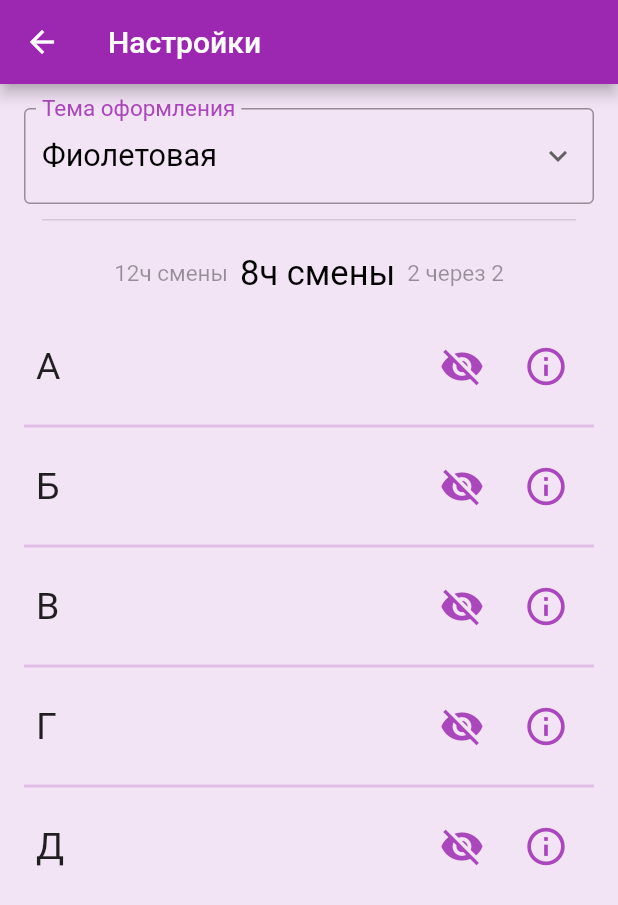
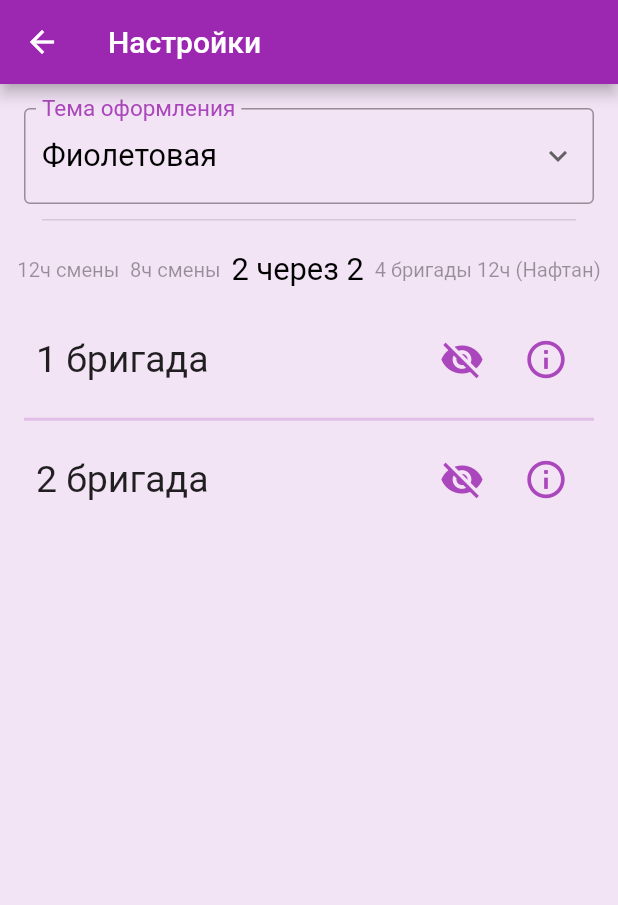
Before and after one commit to amatskevich/calendar_of_factory, a Flutter app: the ConfigurationScreen screen opened by its route, swiped to page 3, on a phone screen of 412 x 824 dp. Shown: the top 905 px of the screen. Run offline on Flutter 3.47's test engine with Material 2 defaults, Android fonts, the phone set to English and light mode, and no system bars; drawn by our look-alikes of carousel_slider; our stand-ins replace flutter_holo_date_picker, package_info_plus, shared_preferences, sqflite; missing offline and left inert: mailto; accounts and stored records are empty.

Commit message:
- Add naftan's shift - update versions

```diff
--- a/lib/add_shifts_screen/add_shifts_screen.dart
+++ b/lib/add_shifts_screen/add_shifts_screen.dart
@@ -65,7 +65,7 @@
             CustomDropdown<Timetable>(
               label: 'График',
               items: _timetables,
-              nameFunc: (Timetable t) => '${t.name} (${t.timetableNumber})',
+              nameFunc: (Timetable t) => '${t.name}' + (t.timetableNumber.isNotEmpty ? '(${t.timetableNumber})' : ''),
               func: _selectTimesheet,
             ),
             Visibility(
--- a/lib/models/timetable_type.dart
+++ b/lib/models/timetable_type.dart
@@ -1,3 +1,3 @@
 enum TimetableType {
-  TWELFTH_30, EIGHT_4, DAY_15
+  TWELFTH_30, EIGHT_4, DAY_15, TWELFTH_NAFTAN
 }
--- a/lib/providers/timetables.dart
+++ b/lib/providers/timetables.dart
@@ -39,6 +39,14 @@
     timetableNumber: "График №15",
   );
 
+  static const _timetableTwelfthNaftan = const Timetable(
+    id: 4,
+    type: TimetableType.TWELFTH_NAFTAN,
+    name: '4 бригады 12ч (Нафтан)',
+    defaultName: '4 бригады 12ч (Нафтан)',
+    timetableNumber: "",
+  );
+
   final databaseService;
 
   Timetables() : databaseService = DatabaseService() {
@@ -61,7 +69,12 @@
     });
   }
 
-  List<Timetable> get timetables => [_timetableTwelfth30, _timetableEight4, _timetableDay15];
+  List<Timetable> get timetables => [
+    _timetableTwelfth30,
+    _timetableEight4,
+    _timetableDay15,
+    _timetableTwelfthNaftan,
+  ];
 
   List<Shift> get shifts => [..._shifts];
 
@@ -239,6 +252,42 @@
       description: '',
       positions: _day15Positions,
       firstDate: DateTime(2016, 2, 20),
+    ),
+    Shift(
+      id: 12,
+      timetable: _timetableTwelfthNaftan,
+      defaultName: 'Бригада 1',
+      name: 'Бригада 1',
+      description: '',
+      positions: _twelfthNaftanPositions,
+      firstDate: DateTime(2020, 1, 2),
+    ),
+    Shift(
+      id: 13,
+      timetable: _timetableTwelfthNaftan,
+      defaultName: 'Бригада 2',
+      name: 'Бригада 2',
+      description: '',
+      positions: _twelfthNaftanPositions,
+      firstDate: DateTime(2020, 1, 8),
+    ),
+    Shift(
+      id: 14,
+      timetable: _timetableTwelfthNaftan,
+      defaultName: 'Бригада 3',
+      name: 'Бригада 3',
+      description: '',
+      positions: _twelfthNaftanPositions,
+      firstDate: DateTime(2020, 1, 6),
+    ),
+    Shift(
+      id: 15,
+      timetable: _timetableTwelfthNaftan,
+      defaultName: 'Бригада 4',
+      name: 'Бригада 4',
+      description: '',
+      positions: _twelfthNaftanPositions,
+      firstDate: DateTime(2020, 1, 4),
     ),
   ];
 
@@ -514,4 +563,103 @@
       isStartWork: false,
     ),
   ];
+
+  static const _twelfthNaftanPositions = const [
+    const Position(
+      id: 23,
+      timetableId: 4,
+      name: '1-я С УТРА',
+      sign: '8',
+      color: colorInDay,
+      workHours: 12,
+      normalHours: 8,
+      description: 'В день',
+      order: 1,
+      isStartWork: true,
+    ),
+    const Position(
+      id: 24,
+      timetableId: 4,
+      name: '2-я С УТРА',
+      sign: '8',
+      color: colorInDay,
+      workHours: 12,
+      normalHours: 8,
+      description: 'В день',
+      order: 2,
+      isStartWork: true,
+    ),
+    const Position(
+      id: 25,
+      timetableId: 4,
+      name: 'ВЫХОДНОЙ',
+      sign: '*',
+      color: colorDayOff,
+      workHours: 0,
+      normalHours: 8,
+      description: 'Выходной',
+      order: 3,
+      isStartWork: false,
+    ),
+    const Position(
+      id: 26,
+      timetableId: 4,
+      name: 'ВЫХОДНОЙ',
+      sign: '*',
+      color: colorDayOff,
+      workHours: 0,
+      normalHours: 8,
+      description: 'Выходной',
+      order: 4,
+      isStartWork: false,
+    ),
+    const Position(
+      id: 27,
+      timetableId: 4,
+      name: 'В НОЧЬ',
+      sign: '20',
+      color: colorInNight,
+      workHours: 4,
+      normalHours: 8,
+      description: 'В ночь',
+      order: 5,
+      isStartWork: true,
+    ),
+    const Position(
+      id: 28,
+      timetableId: 4,
+      name: 'С НОЧИ В НОЧЬ',
+      sign: '20',
+      color: colorInNight,
+      workHours: 12,
+      normalHours: 8,
+      description: 'В ночь',
+      order: 6,
+      isStartWork: true,
+    ),
+    const Position(
+      id: 29,
+      timetableId: 4,
+      name: 'ОТСЫПНОЙ',
+      sign: 'О',
+      color: colorAfterNight,
+      workHours: 8,
+      normalHours: 8,
+      description: 'Отсыпной',
+      order: 7,
+      isStartWork: false,
+    ),
+    const Position(
+      id: 30,
+      timetableId: 4,
+      name: 'ЗАВТРА С УТРА',
+      sign: '*',
+      color: colorDayOff,
+      workHours: 0,
+      normalHours: 8,
+      description: 'Выходной',
+      order: 8,
+      isStartWork: false,
+    ),
+  ];
 }
--- a/pubspec.yaml
+++ b/pubspec.yaml
@@ -11,7 +11,7 @@
 # In iOS, build-name is used as CFBundleShortVersionString while build-number used as CFBundleVersion.
 # Read more about iOS versioning at
 # https://developer.apple.com/library/archive/documentation/General/Reference/InfoPlistKeyReference/Articles/CoreFoundationKeys.html
-version: 2.0.3+28
+version: 2.0.4+29
 
 environment:
   sdk: ">=2.12.2 <3.0.0"
```
